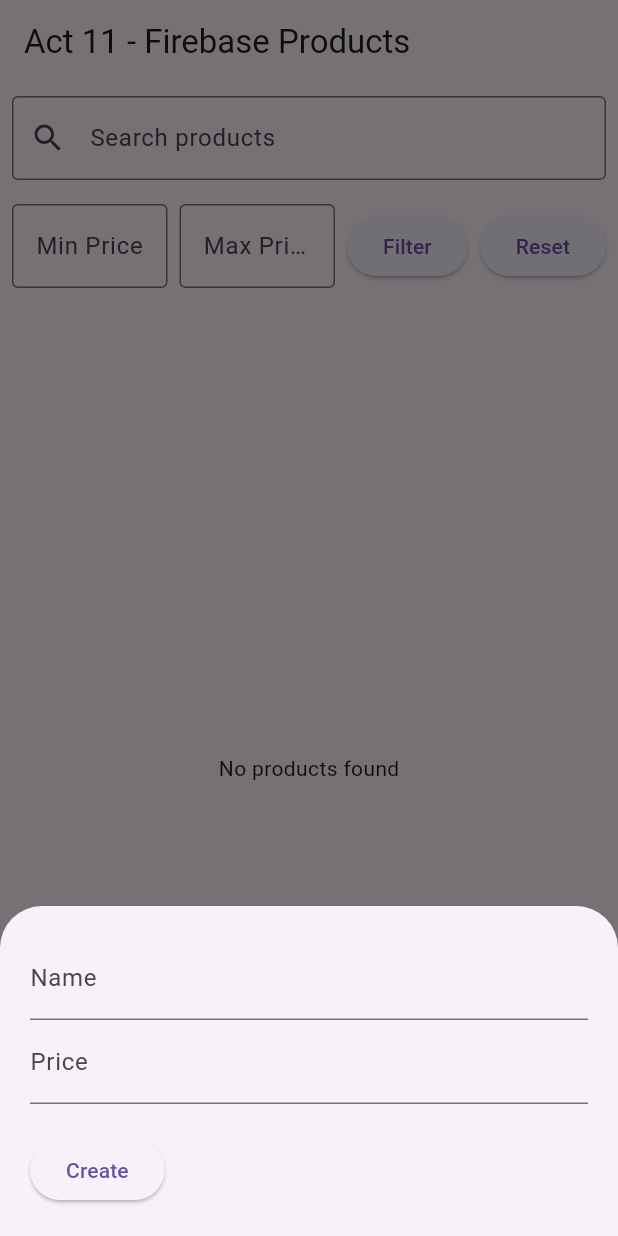
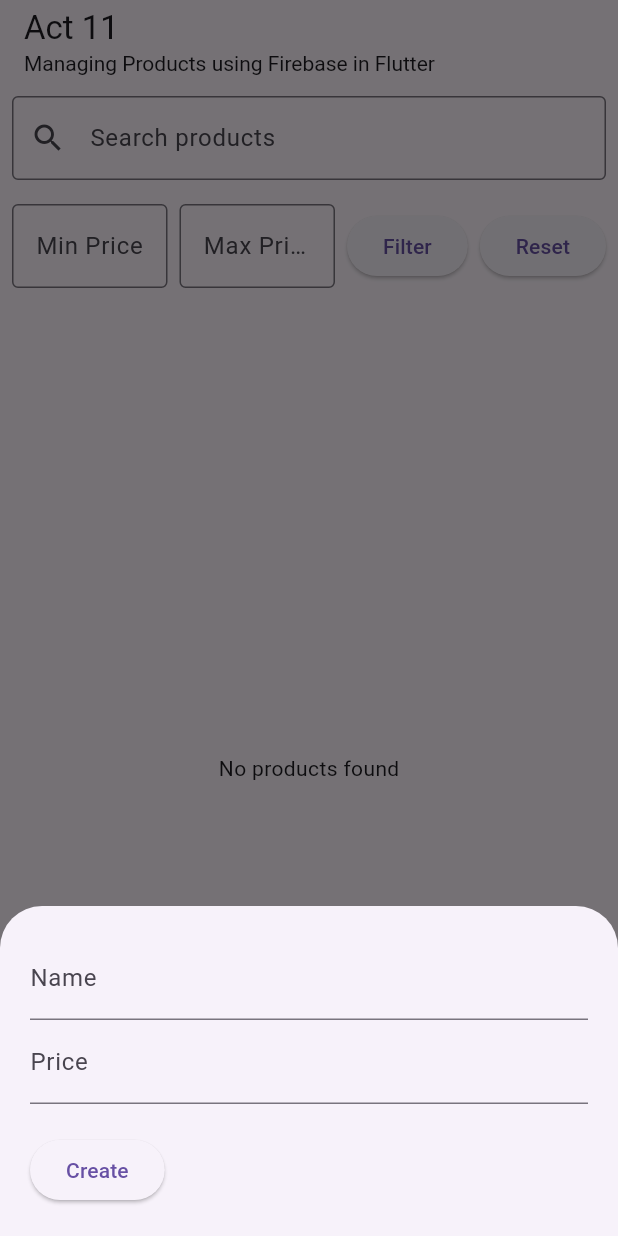
Before and after one commit to Fel1xGarc1a/act11, a Flutter app: the screen it shows after launch, after a tap on the "add" icon, on a phone screen of 412 x 824 dp. Run offline on Flutter 3.47's test engine with Material 3 defaults, Android fonts, the phone set to English and light mode, and no system bars; our stand-ins replace cloud_firestore, firebase_core; accounts and stored records are empty.

Commit message:
Final final

```diff
--- a/lib/main.dart
+++ b/lib/main.dart
@@ -1,6 +1,6 @@
 import 'package:flutter/material.dart';
+import 'package:firebase_core/firebase_core.dart';
 import 'package:cloud_firestore/cloud_firestore.dart';
-import 'package:firebase_core/firebase_core.dart';
 import 'firebase_options.dart';
 
 void main() async {
@@ -18,7 +18,7 @@ class MyApp extends StatelessWidget {
   Widget build(BuildContext context) {
     return const MaterialApp(
       debugShowCheckedModeBanner: false,
-      title: 'Act 11 - Managing Products using Firebase in Flutter',
+      title: 'Act 11 - Firebase Products',
       home: HomePage(),
     );
   }
@@ -32,9 +32,6 @@ class HomePage extends StatefulWidget {
 }
 
 class _HomePageState extends State<HomePage> {
-  int _counter = 0;
-
-  // text fields' controllers
   final TextEditingController _nameController = TextEditingController();
   final TextEditingController _priceController = TextEditingController();
   final TextEditingController _searchController = TextEditingController();
@@ -46,28 +43,13 @@ class _HomePageState extends State<HomePage> {
   double? _minPrice;
   double? _maxPrice;
 
-  void _incrementCounter() {
-    setState(() {
-      // This call to setState tells the Flutter framework that something has
-      // changed in this State, which causes it to rerun the build method below
-      // so that the display can reflect the updated values. If we changed
-      // _counter without calling setState(), then the build method would not be
-      // called again, and so nothing would appear to happen.
-      _counter++;
-    });
-  }
-
-  // Add this method to handle search and filter
   Stream<QuerySnapshot> _getFilteredProducts() {
     Query query = _products;
 
     if (_searchQuery.isNotEmpty) {
-      // Convert search query to lowercase for case-insensitive search
-      String searchLower = _searchQuery.toLowerCase();
-      // Get all products where name contains the search query
       query = query.orderBy('name')
-                   .where('name', isGreaterThanOrEqualTo: searchLower)
-                   .where('name', isLessThanOrEqualTo: searchLower + '\uf8ff');
+                   .where('name', isGreaterThanOrEqualTo: _searchQuery)
+                   .where('name', isLessThanOrEqualTo: _searchQuery + '\uf8ff');
     }
 
     if (_minPrice != null) {
@@ -81,7 +63,6 @@ class _HomePageState extends State<HomePage> {
     return query.snapshots();
   }
 
-  // Add this method to handle filter application
   void _applyFilter() {
     setState(() {
       _minPrice = double.tryParse(_minPriceController.text);
@@ -89,7 +70,6 @@ class _HomePageState extends State<HomePage> {
     });
   }
 
-  // Add this method to reset filters
   void _resetFilter() {
     setState(() {
       _minPrice = null;
@@ -99,7 +79,6 @@ class _HomePageState extends State<HomePage> {
     });
   }
 
-  // Create or Update Product
   Future<void> _createOrUpdate([DocumentSnapshot? documentSnapshot]) async {
     String action = 'create';
     if (documentSnapshot != null) {
@@ -130,7 +109,9 @@ class _HomePageState extends State<HomePage> {
               TextField(
                 keyboardType: TextInputType.numberWithOptions(decimal: true),
                 controller: _priceController,
-                decoration: const InputDecoration(labelText: 'Price'),
+                decoration: const InputDecoration(
+                  labelText: 'Price',
+                ),
               ),
               const SizedBox(height: 20),
               ElevatedButton(
@@ -138,23 +119,18 @@ class _HomePageState extends State<HomePage> {
                 onPressed: () async {
                   final String name = _nameController.text;
                   final double price = double.parse(_priceController.text);
-
                   if (name.isNotEmpty && price != null) {
                     if (action == 'create') {
-                      // Persist a new product to Firestore
                       await _products.add({
-                        "name": name.toLowerCase(),
+                        "name": name,
                         "price": price,
-                        "displayName": name,
                         "createdAt": FieldValue.serverTimestamp(),
                       });
                     }
                     if (action == 'update') {
-                      // Update the product
                       await _products.doc(documentSnapshot!.id).update({
-                        "name": name.toLowerCase(),
+                        "name": name,
                         "price": price,
-                        "displayName": name,
                         "updatedAt": FieldValue.serverTimestamp(),
                       });
                     }
@@ -171,7 +147,6 @@ class _HomePageState extends State<HomePage> {
     );
   }
 
-  // Deleting a product by id
   Future<void> _deleteProduct(String productId) async {
     try {
       await _products.doc(productId).delete();
@@ -192,19 +167,21 @@ class _HomePageState extends State<HomePage> {
 
   @override
   Widget build(BuildContext context) {
-    // This method is rerun every time setState is called, for instance as done
-    // by the _incrementCounter method above.
-    //
-    // The Flutter framework has been optimized to make rerunning build methods
-    // fast, so that you can just rebuild anything that needs updating rather
-    // than having to individually change instances of widgets.
     return Scaffold(
       appBar: AppBar(
-        title: const Text('Act 11 - Firebase Products'),
+        title: const Column(
+          crossAxisAlignment: CrossAxisAlignment.start,
+          children: [
+            Text('Act 11'),
+            Text(
+              'Managing Products using Firebase in Flutter',
+              style: TextStyle(fontSize: 14),
+            ),
+          ],
+        ),
       ),
       body: Column(
         children: [
-          // Search Bar
           Padding(
             padding: const EdgeInsets.all(8.0),
             child: TextField(
@@ -221,8 +198,6 @@ class _HomePageState extends State<HomePage> {
               },
             ),
           ),
-
-          // Price Filter
           Padding(
             padding: const EdgeInsets.all(8.0),
             child: Row(
@@ -261,8 +236,6 @@ class _HomePageState extends State<HomePage> {
               ],
             ),
           ),
-
-          // Product List
           Expanded(
             child: StreamBuilder(
               stream: _getFilteredProducts(),
@@ -273,7 +246,6 @@ class _HomePageState extends State<HomePage> {
                       child: Text('No products found'),
                     );
                   }
-
                   return ListView.builder(
                     itemCount: streamSnapshot.data!.docs.length,
                     itemBuilder: (context, index) {
@@ -294,9 +266,9 @@ class _HomePageState extends State<HomePage> {
                                 IconButton(
                                   icon: const Icon(Icons.delete),
                                   onPressed: () => _deleteProduct(documentSnapshot.id),
-            ),
-          ],
-        ),
+                                ),
+                              ],
+                            ),
                           ),
                         ),
                       );
@@ -314,7 +286,7 @@ class _HomePageState extends State<HomePage> {
       floatingActionButton: FloatingActionButton(
         onPressed: () => _createOrUpdate(),
         child: const Icon(Icons.add),
-      ), // This trailing comma makes auto-formatting nicer for build methods.
+      ),
     );
   }
 }
```
